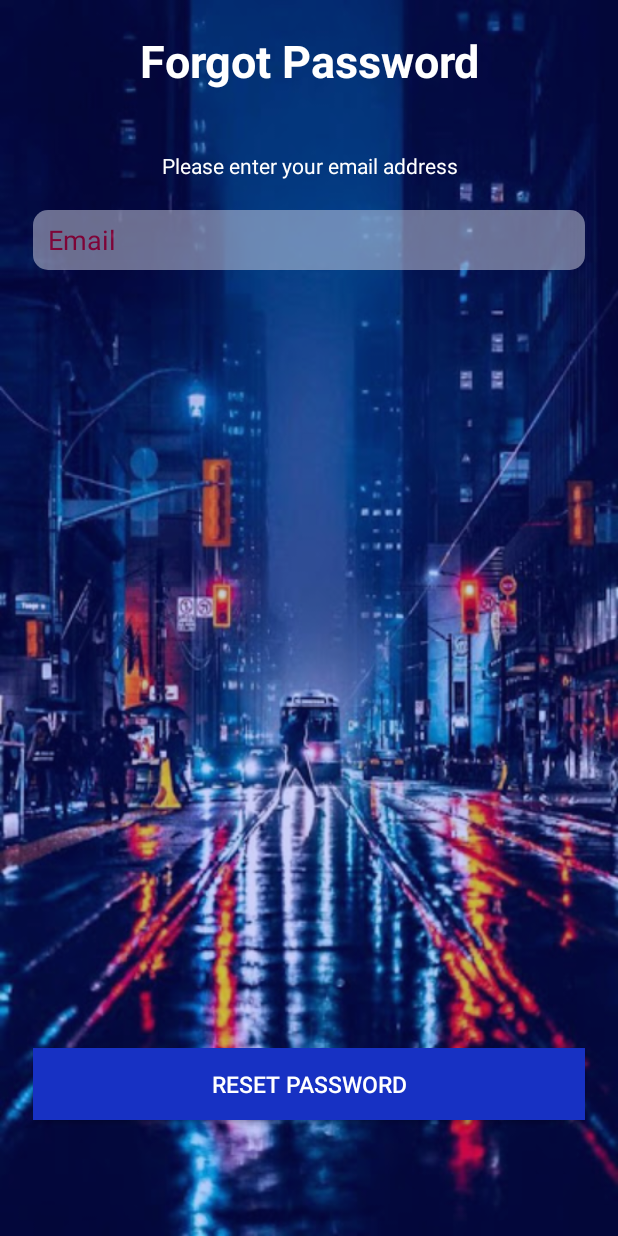
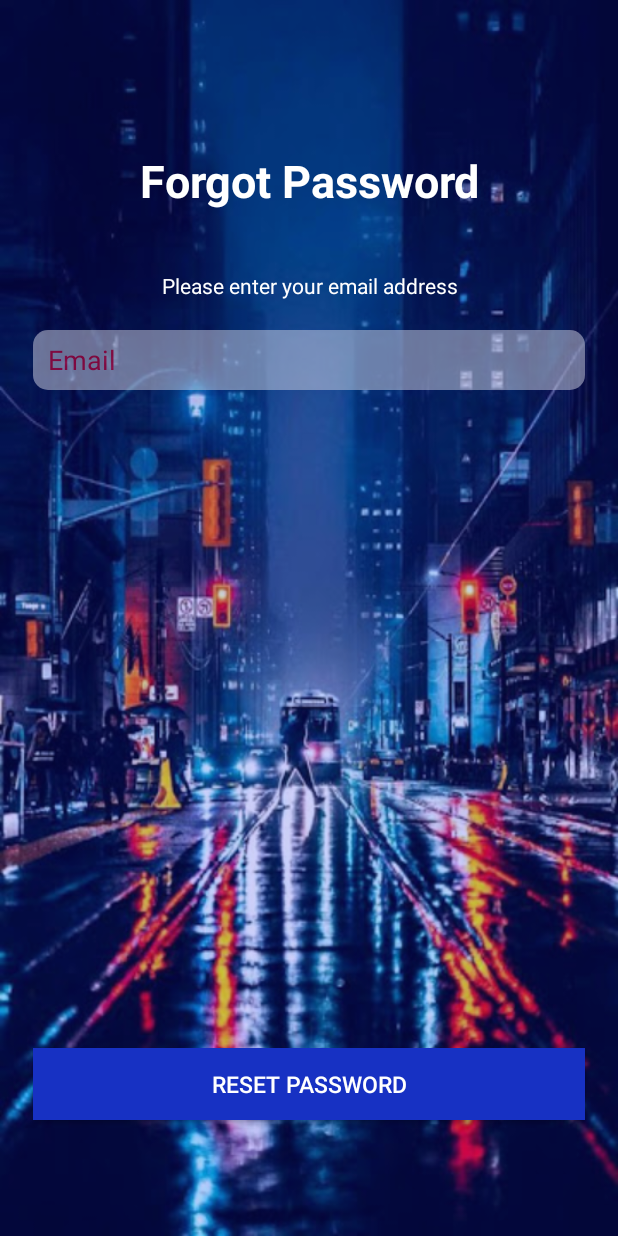
Before and after one commit to PratikMEH/Study99, an Android app: the Forget screen opened directly, with no data from a screen before it, on a phone screen of 412 x 824 dp. Run offline under Robolectric (Android 15) with nearby library versions, the phone set to English and light mode, and no system bars.

Commit message:
frgt layout alliggnment

```diff
--- a/app/src/main/res/layout/activity_forget2.xml
+++ b/app/src/main/res/layout/activity_forget2.xml
@@ -17,7 +17,7 @@
             android:layout_width="match_parent"
             android:layout_height="wrap_content"
             android:text="Forgot Password"
-            android:layout_marginTop="20dp"
+            android:layout_marginTop="100dp"
             android:textStyle="bold"
             android:textColor="#fff"
             android:textAlignment="center"
```
